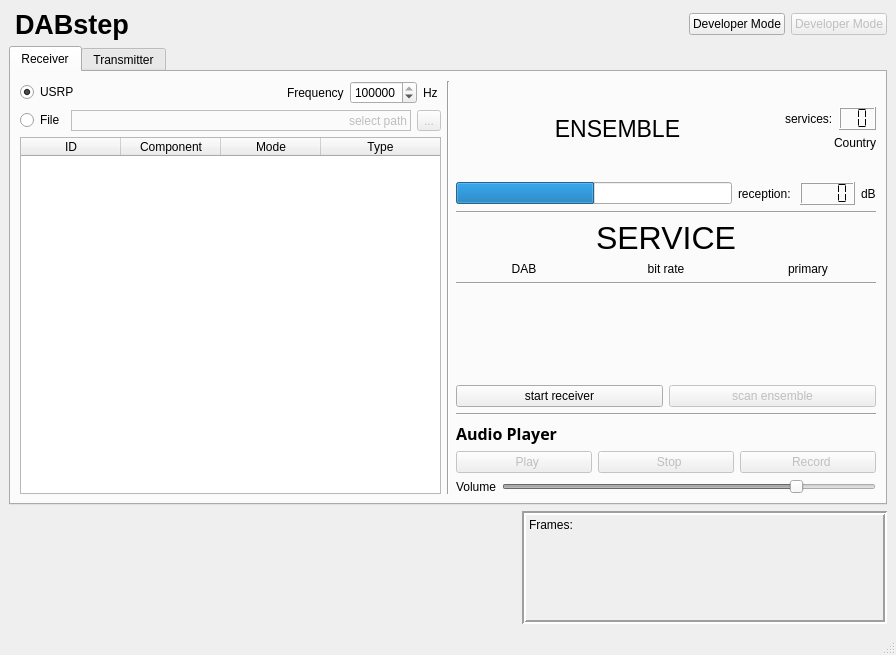
Before: the Qt Designer form python/GUI/user_frontend.ui in kit-cel/gr-dab, drawn with Qt 5.
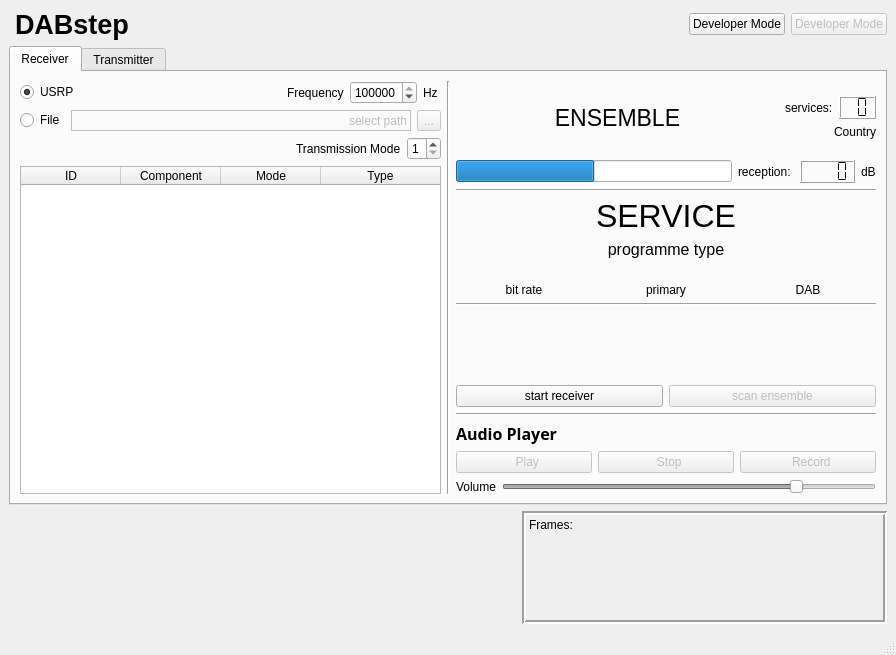
After: the same form once the commit is applied. The open tabs and pages were chosen to show the change. Icons and pictures are not drawn.

Commit message: GUI: add DAB mode (next to DAB+)

The edit to the form file:
```diff
--- a/python/GUI/user_frontend.ui
+++ b/python/GUI/user_frontend.ui
@@ -208,6 +208,40 @@
               </item>
              </layout>
             </item>
+            <item>
+             <layout class="QHBoxLayout" name="horizontalLayout_30">
+              <item>
+               <spacer name="horizontalSpacer_6">
+                <property name="orientation">
+                 <enum>Qt::Horizontal</enum>
+                </property>
+                <property name="sizeHint" stdset="0">
+                 <size>
+                  <width>40</width>
+                  <height>20</height>
+                 </size>
+                </property>
+               </spacer>
+              </item>
+              <item>
+               <widget class="QLabel" name="label_6">
+                <property name="text">
+                 <string>Transmission Mode</string>
+                </property>
+               </widget>
+              </item>
+              <item>
+               <widget class="QSpinBox" name="spin_dab_mode">
+                <property name="minimum">
+                 <number>1</number>
+                </property>
+                <property name="maximum">
+                 <number>4</number>
+                </property>
+               </widget>
+              </item>
+             </layout>
+            </item>
             <item>
              <layout class="QHBoxLayout" name="horizontalLayout_3"/>
             </item>
@@ -441,18 +475,24 @@
               </item>
              </layout>
             </item>
+            <item>
+             <widget class="QLabel" name="label_programme_type">
+              <property name="font">
+               <font>
+                <pointsize>12</pointsize>
+               </font>
+              </property>
+              <property name="text">
+               <string>programme type
+</string>
+              </property>
+              <property name="alignment">
+               <set>Qt::AlignCenter</set>
+              </property>
+             </widget>
+            </item>
             <item>
              <layout class="QHBoxLayout" name="horizontalLayout_25">
-              <item>
-               <widget class="QLabel" name="label_dabplus">
-                <property name="text">
-                 <string>DAB</string>
-                </property>
-                <property name="alignment">
-                 <set>Qt::AlignCenter</set>
-                </property>
-               </widget>
-              </item>
               <item>
                <widget class="QLabel" name="label_bit_rate">
                 <property name="text">
@@ -473,6 +513,16 @@
                 </property>
                </widget>
               </item>
+              <item>
+               <widget class="QLabel" name="label_dabplus">
+                <property name="text">
+                 <string>DAB</string>
+                </property>
+                <property name="alignment">
+                 <set>Qt::AlignCenter</set>
+                </property>
+               </widget>
+              </item>
              </layout>
             </item>
             <item>
```
Left out of the diff: 54 changed lines with no effect on the pictures. The commit also changes 7 other files.
